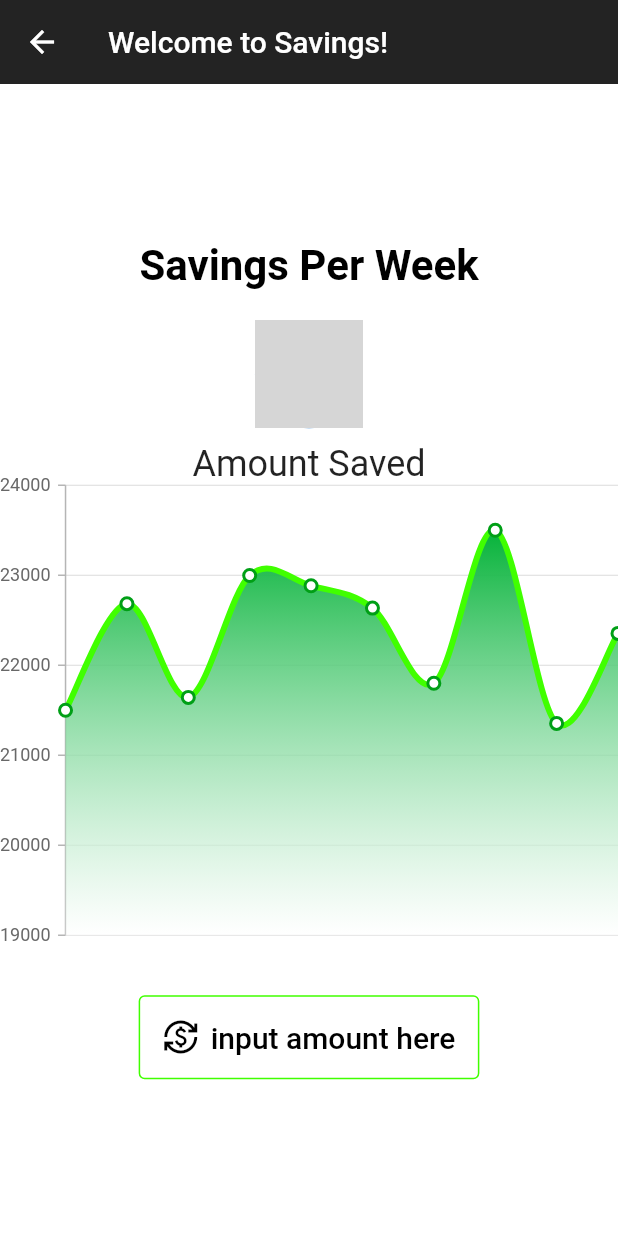
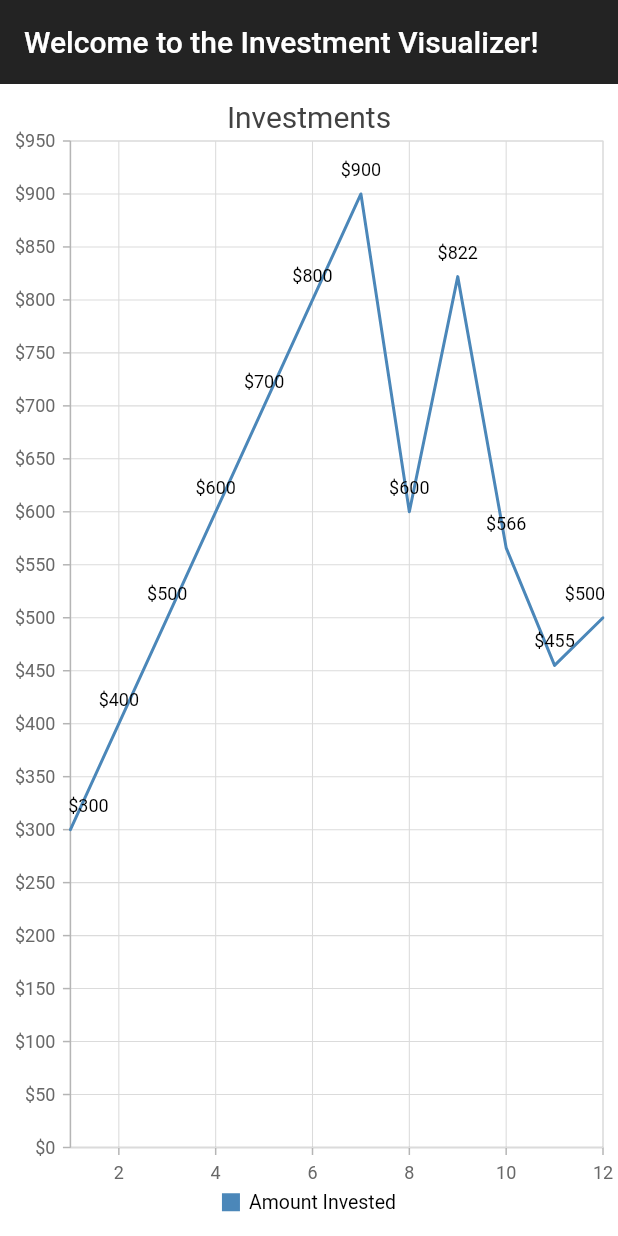
Before and after one commit to AfaqAnwar/money-manager, a Flutter app: the VisualizePage screen opened directly, on a phone screen of 412 x 824 dp. Run offline on Flutter 3.47's test engine with Material 2 defaults, Android fonts, the light colour scheme and no system bars; our stand-ins replace cloud_firestore, firebase_auth, firebase_core, firebase_database, fl_chart, google_fonts and 1 more; missing offline and left inert: survey_kit; accounts and stored records are empty; grey boxes are pictures that could not be loaded.

Commit message:
"calc and vis stuff"

```diff
--- a/lib/main.dart
+++ b/lib/main.dart
@@ -25,7 +25,7 @@ class MyApp extends StatelessWidget {
   Widget build(BuildContext context) {
     return MaterialApp(
       debugShowCheckedModeBanner: false,
-      home: CalculatorPage(),
+      home: VisualizePage(),
     );
   }
 }
--- a/lib/pages/visualize_page.dart
+++ b/lib/pages/visualize_page.dart
@@ -1,18 +1,11 @@
-import 'dart:ui';
-
 import 'package:cloud_firestore/cloud_firestore.dart';
 import 'package:firebase_auth/firebase_auth.dart';
 import 'package:flutter/material.dart';
-import 'package:moneymanager/model/chart_data.dart';
 import 'package:moneymanager/pages/survey.dart';
 import 'package:firebase_database/firebase_database.dart';
-import 'package:moneymanager/style/app_style.dart';
 import 'package:moneymanager/user.dart';
 import 'package:syncfusion_flutter_charts/charts.dart';
-import 'package:syncfusion_flutter_charts/sparkcharts.dart';
-import 'package:moneymanager/model/chart_data.dart';
-import 'package:moneymanager/style/app_style.dart';
-import 'package:syncfusion_flutter_charts/charts.dart';
+import 'package:intl/intl.dart';
 
 // Main Page
 class VisualizePage extends StatefulWidget {
@@ -25,23 +18,14 @@ class VisualizePage extends StatefulWidget {
 class VisualizePageState extends State<VisualizePage> {
   // Initially checks for survey completion to ensure proper data is present.
 
-  late List<ChartData> data;
+  late List<incomeData> _chartData;
+  late TooltipBehavior _tooltipBehavior;
 
   @override
   void initState() {
+    _chartData = getChartData();
+    _tooltipBehavior = TooltipBehavior(enable: true);
     super.initState();
-    data = [
-      ChartData(17, 21500),
-      ChartData(18, 22684),
-      ChartData(19, 21643),
-      ChartData(20, 22997),
-      ChartData(21, 22883),
-      ChartData(22, 22635),
-      ChartData(23, 21800),
-      ChartData(24, 23500),
-      ChartData(25, 21354),
-      ChartData(26, 22354)
-    ];
   }
 
   @override
@@ -53,118 +37,53 @@ class VisualizePageState extends State<VisualizePage> {
         elevation: 0.0,
 
         title: Text(
-          "Welcome to Savings!",
+          "Welcome to the Investment Visualizer!",
           selectionColor: Color.fromARGB(255, 0, 0, 0),
         ),
       ),
-      body: Column(
-        mainAxisAlignment: MainAxisAlignment.center,
-        crossAxisAlignment: CrossAxisAlignment.center,
-        children: [
-          Text(
-            'Savings Per Week',
-            style: TextStyle(
-                color: Color.fromARGB(255, 0, 0, 0),
-                fontSize: 28,
-                fontWeight: FontWeight.bold),
-          ),
-          SizedBox(height: 20.0),
-          CircleAvatar(
-            backgroundImage: NetworkImage(
-                'https://as1.ftcdn.net/v2/jpg/01/83/27/62/1000_F_183276280_zZi6bjMJPMbfHc5aqENjaU4dZSkOVdzK.jpg'),
-            radius: 36.0,
-          ),
-          SizedBox(
-            height: 10.0,
-          ),
-          Text("Amount Saved",
-              style:
-                  TextStyle(color: Color.fromARGB(220, 0, 0, 0), fontSize: 24)),
-          Center(
-            child: SfCartesianChart(
-                margin: EdgeInsets.all(0),
-                borderWidth: 0,
-                borderColor: Colors.transparent,
-                plotAreaBorderWidth: 0,
-                primaryXAxis: NumericAxis(
-                    minimum:
-                        17, //min value from list/data so maybe make this JANUARY (1)
-                    maximum:
-                        26, //max this from data too so make this DECEMBER (12)
-                    isVisible: false,
-                    interval: 1,
-                    borderWidth: 0,
-                    borderColor: Colors.transparent),
-                primaryYAxis: NumericAxis(
-                    minimum: 19000, //least money a teen could possible have?
-                    maximum:
-                        24000, //what's the most money a teen could possibly have?
-                    interval: 1000,
-                    isVisible: true,
-                    borderWidth: 0,
-                    borderColor: Colors.transparent),
-                series: <ChartSeries<ChartData, int>>[
-                  SplineAreaSeries(
-                    dataSource: data,
-                    xValueMapper: (ChartData data, _) => data.day,
-                    yValueMapper: (ChartData data, _) => data.price,
-                    splineType: SplineType.natural,
-                    gradient: LinearGradient(
-                      colors: [
-                        AppStyle.spline_color,
-                        AppStyle.bg_color.withAlpha(
-                            150) //spline color is in the styles folder...maybe change to spine_color!!!!!
-                      ],
-                      begin: Alignment.topCenter,
-                      end: Alignment.bottomCenter,
-                    ),
-                  ),
-                  SplineSeries(
-                      dataSource: data,
-                      color: AppStyle.accent_color,
-                      width: 4,
-                      markerSettings: MarkerSettings(
-                          color: Colors.white, //this is the color OF the circle
-                          borderWidth: 2,
-                          shape: DataMarkerType.circle,
-                          isVisible: true,
-                          borderColor: Color.fromARGB(255, 0, 159,
-                              22)), //this is the color AROUND the circle
-                      xValueMapper: (ChartData data, _) => data.day,
-                      yValueMapper: (ChartData data, _) => data.price)
-                ]),
-          ),
-          SizedBox(
-            height: 40.0,
-          ),
-          Row(
-            mainAxisAlignment: MainAxisAlignment.spaceAround,
-            children: [
-              OutlinedButton.icon(
-                onPressed: () {},
-                style: OutlinedButton.styleFrom(
-                    padding: EdgeInsets.all(16),
-                    side: BorderSide(
-                      color: AppStyle.accent_color,
-                    )),
-                icon: Icon(Icons.currency_exchange, color: Colors.black),
-                label: Text(
-                  "input amount here",
-                  style: TextStyle(color: Colors.black, fontSize: 20.0),
-                ),
-              ),
-              /*TextButton.icon(
-                  onPressed: () {},
-                  style: TextButton.styleFrom(
-                    padding: EdgeInsets.all(16),
-                    backgroundColor: AppStyle.accent_color,),
-                  icon: Icon(Icons.download, color: Colors.white),
-                  label: Text("Please Enter Amount",
-                      style: TextStyle(color: Colors.black, fontSize: 18))),*/
-            ],
-          )
+      body: SfCartesianChart(
+        title: ChartTitle(
+            text: 'Investments',
+            textStyle: TextStyle(fontSize: 20)), //SIZE OF FONT
+        legend: Legend(isVisible: true),
+        tooltipBehavior: _tooltipBehavior,
+        series: <ChartSeries>[
+          LineSeries<incomeData, double>(
+              name: 'Amount Invested',
+              dataSource: _chartData,
+              xValueMapper: (incomeData month, _) => month.month,
+              yValueMapper: (incomeData month, _) => month.income,
+              dataLabelSettings: DataLabelSettings(isVisible: true),
+              enableTooltip: true),
         ],
+        primaryXAxis: NumericAxis(edgeLabelPlacement: EdgeLabelPlacement.shift),
+        primaryYAxis: NumericAxis(
+            numberFormat: NumberFormat.simpleCurrency(decimalDigits: 0)),
       ),
     );
   }
+
+  List<incomeData> getChartData() {
+    final List<incomeData> chartData = [
+      incomeData(1, 300), //GET VALUES IN SECOND PART FROM FIREBASE
+      incomeData(2, 400),
+      incomeData(3, 500),
+      incomeData(4, 600),
+      incomeData(5, 700),
+      incomeData(6, 800),
+      incomeData(7, 900),
+      incomeData(8, 600),
+      incomeData(9, 822),
+      incomeData(10, 566),
+      incomeData(11, 455),
+      incomeData(12, 500)
+    ];
+    return chartData;
+  }
 }
+
+class incomeData {
+  incomeData(this.month, this.income);
+  final double month;
+  final double income;
+}
```
Also changed, not shown: lib/pages/profile_page.dart (+2 -8 lines).
